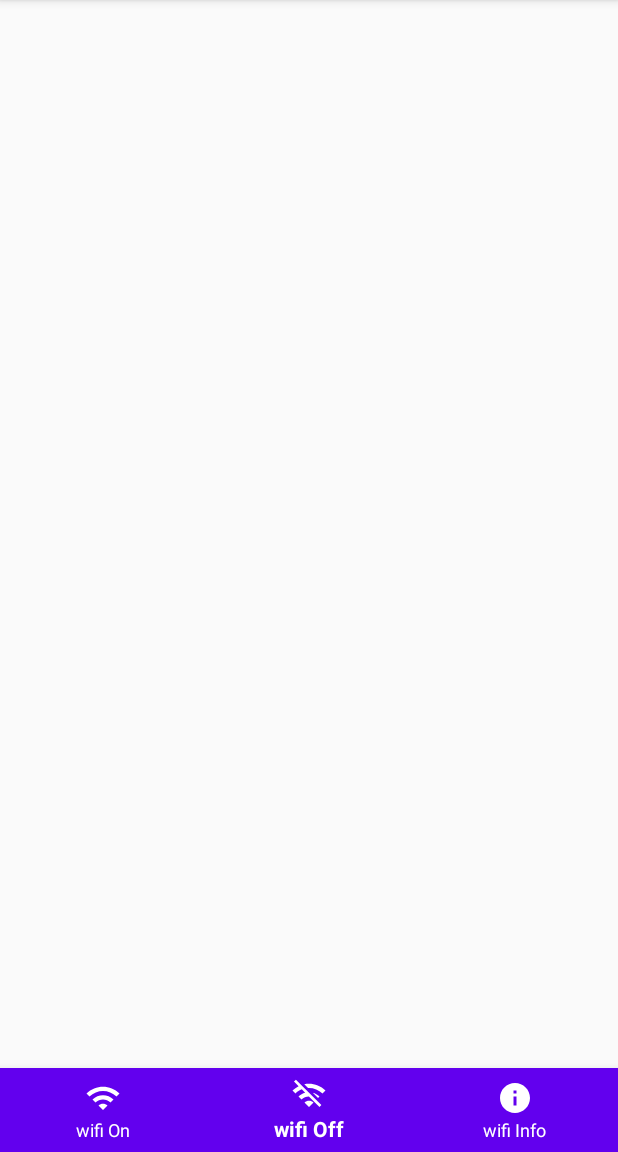
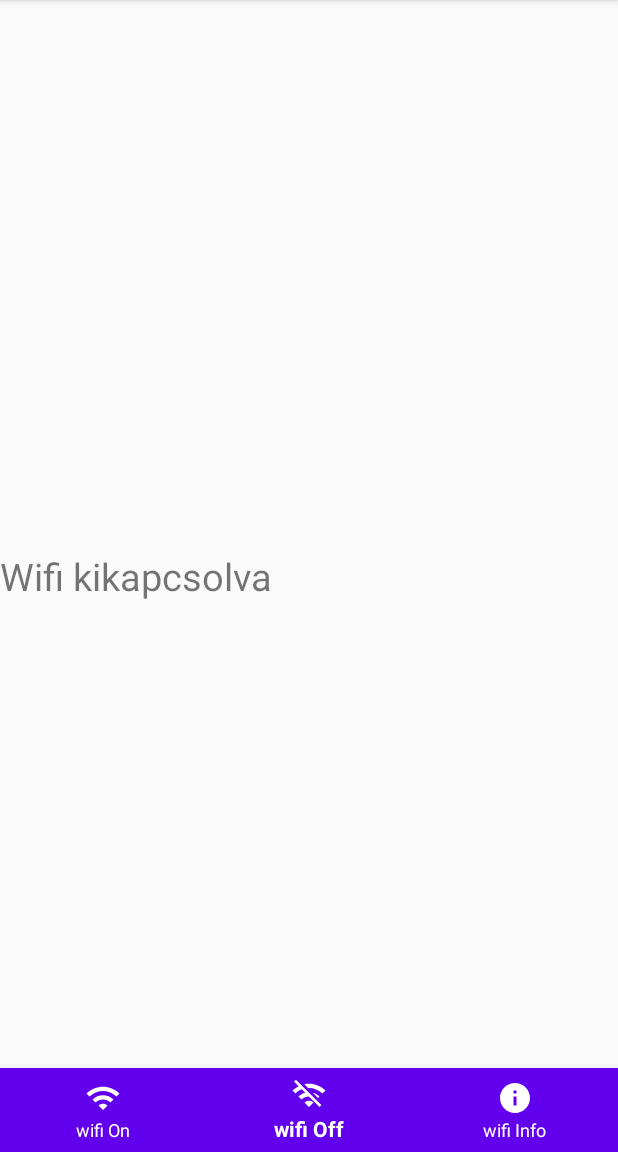
Before and after one commit to zsombornemeth99/WifiDolgozat, an Android app: the screen it shows after launch (MainActivity), item 2 of the bottom bar chosen, on a phone screen of 412 x 824 dp, the part 84-1236 px from its top. Run offline under Robolectric (Android 15) with nearby library versions, the phone set to English and light mode, and no system bars.

Commit message:
3-as feladat kész

```diff
--- a/app/src/main/java/com/example/wifidolgozat/MainActivity.java
+++ b/app/src/main/java/com/example/wifidolgozat/MainActivity.java
@@ -1,14 +1,103 @@
 package com.example.wifidolgozat;
 
+import androidx.annotation.NonNull;
+import androidx.annotation.Nullable;
 import androidx.appcompat.app.AppCompatActivity;
 
+import android.content.Context;
+import android.content.Intent;
+import android.net.ConnectivityManager;
+import android.net.NetworkInfo;
+import android.net.wifi.WifiInfo;
+import android.net.wifi.WifiManager;
+import android.os.Build;
 import android.os.Bundle;
+import android.provider.Settings;
+import android.text.format.Formatter;
+import android.view.MenuItem;
+import android.widget.TextView;
+
+import com.google.android.material.bottomnavigation.BottomNavigationView;
 
 public class MainActivity extends AppCompatActivity {
+
+    private TextView textView;
+    private BottomNavigationView bottomNavigationView;
+    private WifiManager wifiManager;
+    private WifiInfo wifiInfo;
+
 
     @Override
     protected void onCreate(Bundle savedInstanceState) {
         super.onCreate(savedInstanceState);
         setContentView(R.layout.activity_main);
+
+        init();
+
+        bottomNavigationView.setOnNavigationItemSelectedListener(new BottomNavigationView.OnNavigationItemSelectedListener() {
+            @Override
+            public boolean onNavigationItemSelected(@NonNull MenuItem menuItem) {
+
+                switch (menuItem.getItemId()) {
+                    case R.id.wifiOn:
+                        if (Build.VERSION.SDK_INT >= Build.VERSION_CODES.Q) {
+                            textView.setText("Nincs jogosultság a wifi állapot módosítására");
+                            Intent panelIntent = new Intent(Settings.Panel.ACTION_WIFI);
+                            startActivityForResult(panelIntent, 0);
+                        }
+                        wifiManager.setWifiEnabled(true);
+                        textView.setText("Wifi bekapcsolva");
+                        break;
+                    case R.id.wifiOff:
+                        if (Build.VERSION.SDK_INT >= Build.VERSION_CODES.Q) {
+                            textView.setText("Nincs jogosultság a wifi állapot módosítására");
+                            Intent panelIntent = new Intent(Settings.Panel.ACTION_INTERNET_CONNECTIVITY);
+                            startActivityForResult(panelIntent, 0);
+                        }
+                        wifiManager.setWifiEnabled(false);
+                        textView.setText("Wifi kikapcsolva");
+                        break;
+                    case R.id.wifiInfo:
+                        ConnectivityManager conManager =
+                                (ConnectivityManager) getSystemService(Context.CONNECTIVITY_SERVICE);
+                        NetworkInfo netInfo = conManager.getNetworkInfo(ConnectivityManager.TYPE_WIFI);
+                        if (netInfo.isConnected()) {
+                            int ip_number = wifiInfo.getIpAddress();
+                            String ip = Formatter.formatIpAddress(ip_number);
+                            textView.setText("IP: " + ip);
+                        } else {
+                            textView.setText("Nem csatlakoztál wifi hálózatra");
+                        }
+                        break;
+                }
+
+
+                return true;
+            }
+        });
+    }
+
+    @Override
+    protected void onActivityResult(int requestCode, int resultCode, @Nullable Intent data) {
+        super.onActivityResult(requestCode, resultCode, data);
+        if (requestCode == 0){
+            if (wifiManager.getWifiState() == WifiManager.WIFI_STATE_ENABLED
+                    || wifiManager.getWifiState() == WifiManager.WIFI_STATE_ENABLING
+            ){
+                textView.setText("Wifi bekapcsolva");
+            }else if (wifiManager.getWifiState() == WifiManager.WIFI_STATE_DISABLED
+                    || wifiManager.getWifiState() == WifiManager.WIFI_STATE_DISABLING
+            ){
+                textView.setText("Wifi kikapcsolva");
+            }
+        }
+    }
+
+    private void init() {
+        textView = findViewById(R.id.text_info);
+        bottomNavigationView = findViewById(R.id.bottomNav);
+
+        wifiManager = (WifiManager) getApplicationContext().getSystemService(Context.WIFI_SERVICE);
+        wifiInfo = wifiManager.getConnectionInfo();
     }
 }
```
